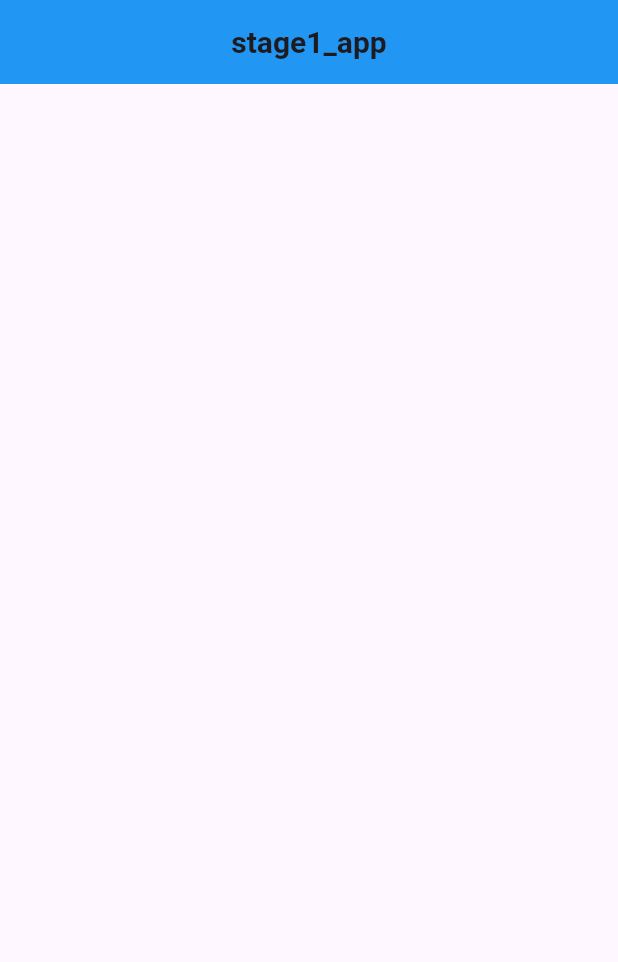
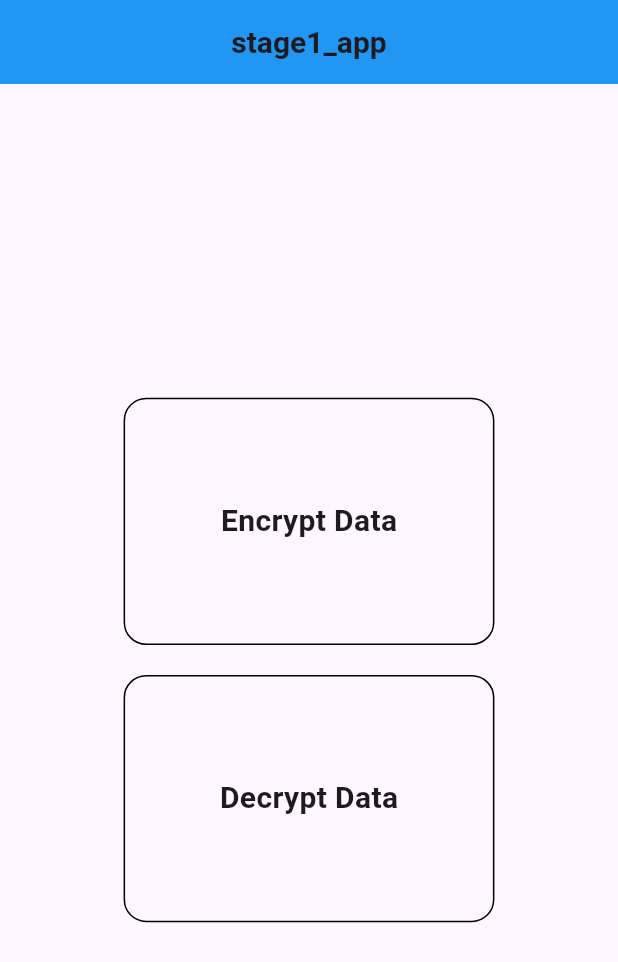
Before and after one commit to EugeneAsabre/mobile-app-project, a Flutter app: the screen it shows after launch, on a phone screen of 412 x 824 dp. Shown: the top 962 px of the screen. Run offline on Flutter 3.47's test engine with Material 3 defaults, Android fonts, the phone set to English and light mode, and no system bars.

Commit message:
Done with first page and done routing

```diff
--- a/stage1_app/lib/main.dart
+++ b/stage1_app/lib/main.dart
@@ -1,4 +1,6 @@
 import 'package:flutter/material.dart';
+import 'package:stage1_app/decryptPage.dart';
+import 'package:stage1_app/encryptPage.dart';
 
 void main() {
   runApp(const MyApp());
@@ -39,7 +41,58 @@ class MyHomePage extends StatelessWidget {
       ),
       body: Column(
         mainAxisAlignment: MainAxisAlignment.center,
-        children: [],
+        crossAxisAlignment: CrossAxisAlignment.center,
+        children: [
+          _button(context, 'Encrypt Data', () => _encryptPage(context)),
+          SizedBox(height: 20.0),
+          _button(context, 'Decrypt Data', () => _decryptPage(context)),
+        ],
+      ),
+    );
+  }
+
+  void _encryptPage(BuildContext context) {
+    Navigator.push(
+      context,
+      MaterialPageRoute(builder: (context) => Encryptpage()),
+    );
+  }
+
+  void _decryptPage(BuildContext context) {
+    Navigator.push(
+      context,
+      MaterialPageRoute(
+        builder: (context) => Decryptpage(),
+      ),
+    );
+  }
+
+  Widget _button(
+      BuildContext context, String buttonText, VoidCallback pageRoute) {
+    return Center(
+      child: Padding(
+        padding: const EdgeInsets.symmetric(horizontal: 20.0),
+        child: GestureDetector(
+          onTap: pageRoute,
+          child: Container(
+            height: MediaQuery.of(context).size.height * .2,
+            width: MediaQuery.of(context).size.width * .6,
+            decoration: BoxDecoration(
+              border: Border.all(
+                width: 1.0,
+              ),
+              borderRadius: BorderRadius.circular(15.0),
+            ),
+            child: Center(
+                child: Text(
+              buttonText,
+              style: TextStyle(
+                fontSize: 20.0,
+                fontWeight: FontWeight.w600,
+              ),
+            )),
+          ),
+        ),
       ),
     );
   }
```
Also changed, not shown: stage1_app/lib/decryptPage.dart (added, +17 -0 lines), stage1_app/lib/encryptPage.dart (added, +18 -0 lines).
